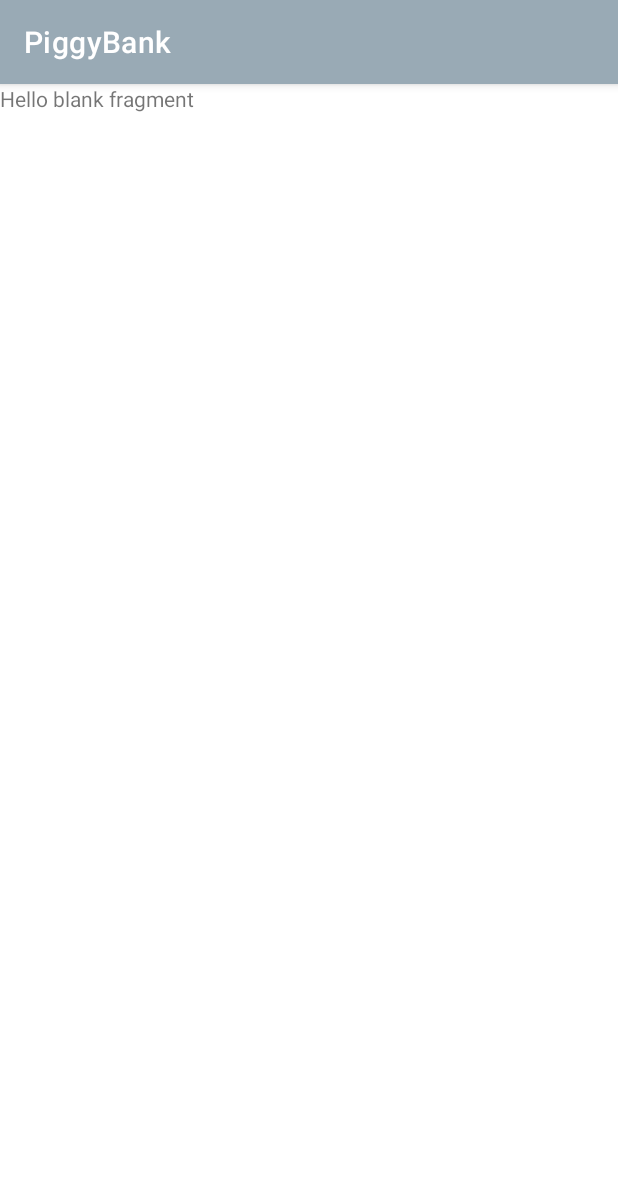
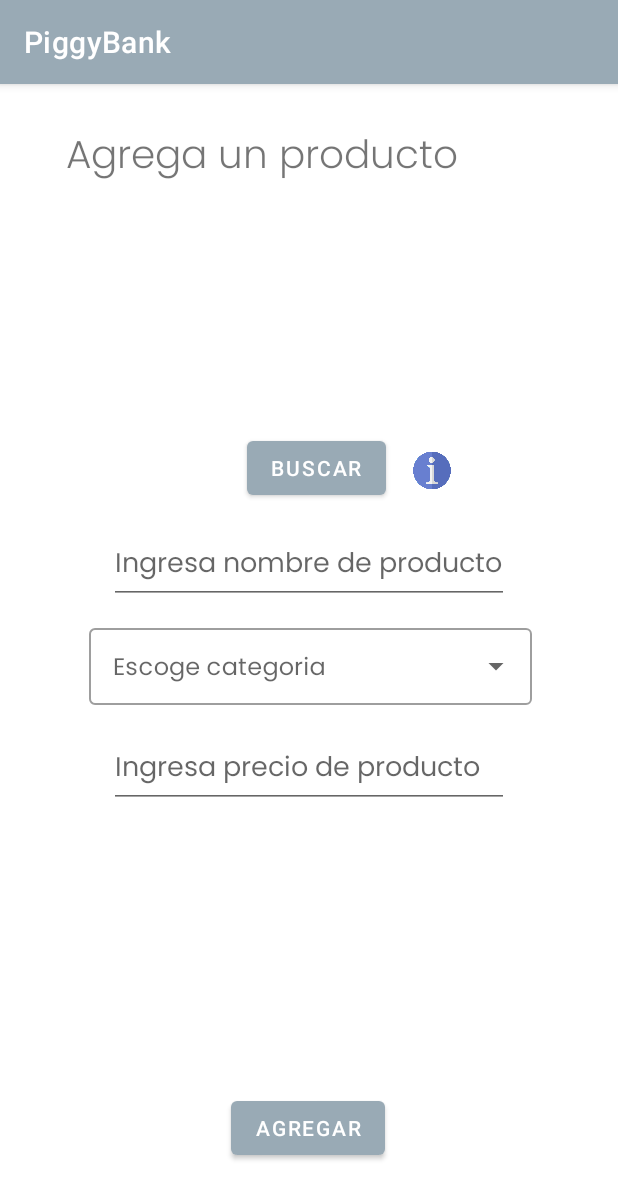
Before and after one commit to itsmonicalara/PiggyBankV2, an Android app: the AnadirProducto screen opened through its navigation route, on a phone screen of 412 x 824 dp. Shown: the top 1199 px of the screen. Run offline under Robolectric (Android 15) with nearby library versions, the phone set to English and light mode, and no system bars; Roboto replaces fonts that are not available here.

Commit message:
Template done

```diff
--- a/app/src/main/java/edu/itesm/piggybank/AnadirProducto.kt
+++ b/app/src/main/java/edu/itesm/piggybank/AnadirProducto.kt
@@ -5,10 +5,14 @@ import androidx.fragment.app.Fragment
 import android.view.LayoutInflater
 import android.view.View
 import android.view.ViewGroup
+import android.widget.ArrayAdapter
+import android.widget.AutoCompleteTextView
+import edu.itesm.piggybank.databinding.FragmentAnadirProductoBinding
 
 
 class AnadirProducto : Fragment() {
 
+    private var binding: FragmentAnadirProductoBinding? = null
 
     override fun onCreate(savedInstanceState: Bundle?) {
         super.onCreate(savedInstanceState)
@@ -18,7 +22,16 @@ class AnadirProducto : Fragment() {
     override fun onCreateView(inflater: LayoutInflater, container: ViewGroup?,
                               savedInstanceState: Bundle?): View? {
         // Inflate the layout for this fragment
-        return inflater.inflate(R.layout.fragment_anadir_producto, container, false)
+        binding = FragmentAnadirProductoBinding.inflate(inflater, container, false)
+        val categories = resources.getStringArray(R.array.categoria)
+        val arrayAdapter = ArrayAdapter(requireContext(), R.layout.list_item, categories)
+        binding!!.autoCompleteTextView3.setAdapter(arrayAdapter)
+        return binding!!.root
+    }
+
+    override fun onDestroyView() {
+        super.onDestroyView()
+        binding = null
     }
 
 
--- a/app/src/main/res/layout/fragment_anadir_producto.xml
+++ b/app/src/main/res/layout/fragment_anadir_producto.xml
@@ -1,14 +1,117 @@
 <?xml version="1.0" encoding="utf-8"?>
 <FrameLayout xmlns:android="http://schemas.android.com/apk/res/android"
+    xmlns:app="http://schemas.android.com/apk/res-auto"
     xmlns:tools="http://schemas.android.com/tools"
     android:layout_width="match_parent"
     android:layout_height="match_parent"
     tools:context=".AnadirProducto">
 
-    <!-- TODO: Update blank fragment layout -->
-    <TextView
+    <androidx.constraintlayout.widget.ConstraintLayout
         android:layout_width="match_parent"
-        android:layout_height="match_parent"
-        android:text="@string/hello_blank_fragment" />
+        android:layout_height="match_parent">
 
+        <TextView
+            android:id="@+id/textView27"
+            android:layout_width="wrap_content"
+            android:layout_height="wrap_content"
+            android:layout_marginStart="44dp"
+            android:layout_marginTop="28dp"
+            android:fontFamily="@font/poppins_light"
+            android:text="Agrega un producto"
+            android:textSize="26sp"
+            app:layout_constraintStart_toStartOf="parent"
+            app:layout_constraintTop_toTopOf="parent" />
+
+
+        <EditText
+            android:id="@+id/productName"
+            android:layout_width="wrap_content"
+            android:layout_height="wrap_content"
+            android:layout_marginTop="296dp"
+            android:ems="10"
+            android:fontFamily="@font/poppins"
+            android:hint="Ingresa nombre de producto"
+            android:inputType="textPersonName"
+            app:layout_constraintEnd_toEndOf="parent"
+            app:layout_constraintStart_toStartOf="parent"
+            app:layout_constraintTop_toTopOf="parent" />
+
+        <Button
+            android:id="@+id/agregarButton"
+            android:layout_width="wrap_content"
+            android:layout_height="wrap_content"
+            android:layout_marginBottom="48dp"
+            android:text="Agregar"
+            app:layout_constraintBottom_toBottomOf="parent"
+            app:layout_constraintEnd_toEndOf="parent"
+            app:layout_constraintHorizontal_bias="0.498"
+            app:layout_constraintStart_toStartOf="parent" />
+
+        <com.google.android.material.textfield.TextInputLayout
+            android:id="@+id/menu"
+            style="@style/Widget.MaterialComponents.TextInputLayout.OutlinedBox.Dense.ExposedDropdownMenu"
+            android:layout_width="295dp"
+            android:layout_height="59dp"
+            android:layout_marginTop="356dp"
+            app:layout_constraintEnd_toEndOf="parent"
+            app:layout_constraintHorizontal_bias="0.508"
+            app:layout_constraintStart_toStartOf="parent"
+            app:layout_constraintTop_toTopOf="parent">
+
+            <AutoCompleteTextView
+                android:id="@+id/autoCompleteTextView3"
+                android:layout_width="match_parent"
+                android:layout_height="51dp"
+                android:layout_weight="1"
+                android:fontFamily="@font/poppins"
+                android:hint="Escoge categoria"
+                android:inputType="none" />
+        </com.google.android.material.textfield.TextInputLayout>
+
+        <ImageView
+            android:id="@+id/albumImage"
+            android:layout_width="wrap_content"
+            android:layout_height="wrap_content"
+            android:layout_marginTop="88dp"
+            app:layout_constraintEnd_toEndOf="parent"
+            app:layout_constraintHorizontal_bias="0.498"
+            app:layout_constraintStart_toStartOf="parent"
+            app:layout_constraintTop_toTopOf="parent"
+            tools:src="@tools:sample/avatars" />
+
+        <Button
+            android:id="@+id/buscarButton"
+            android:layout_width="wrap_content"
+            android:layout_height="wrap_content"
+            android:layout_marginTop="232dp"
+            android:text="Buscar"
+            app:layout_constraintEnd_toEndOf="parent"
+            app:layout_constraintHorizontal_bias="0.515"
+            app:layout_constraintStart_toStartOf="parent"
+            app:layout_constraintTop_toTopOf="parent" />
+
+        <ImageView
+            android:id="@+id/infoImage"
+            android:layout_width="32dp"
+            android:layout_height="27dp"
+            android:layout_marginTop="244dp"
+            android:layout_marginEnd="108dp"
+            android:src="@drawable/new_info"
+            app:layout_constraintEnd_toEndOf="parent"
+            app:layout_constraintTop_toTopOf="parent" />
+
+        <EditText
+            android:id="@+id/editTextNumberDecimal"
+            android:layout_width="wrap_content"
+            android:layout_height="wrap_content"
+            android:layout_marginTop="432dp"
+            android:ems="10"
+            android:fontFamily="@font/poppins"
+            android:hint="Ingresa precio de producto"
+            android:inputType="numberDecimal"
+            app:layout_constraintEnd_toEndOf="parent"
+            app:layout_constraintStart_toStartOf="parent"
+            app:layout_constraintTop_toTopOf="parent" />
+
+    </androidx.constraintlayout.widget.ConstraintLayout>
 </FrameLayout>
--- /dev/null
+++ b/app/src/main/res/layout/list_item.xml
@@ -0,0 +1,8 @@
+<TextView
+    xmlns:android="http://schemas.android.com/apk/res/android"
+    android:layout_width="match_parent"
+    android:layout_height="wrap_content"
+    android:padding="16dp"
+    android:ellipsize="end"
+    android:maxLines="1"
+    android:textAppearance="?attr/textAppearanceSubtitle1"/>
--- a/app/src/main/res/values/strings.xml
+++ b/app/src/main/res/values/strings.xml
@@ -4,4 +4,21 @@
     <string name="hello_blank_fragment">Hello blank fragment</string>
     <string name="open">Open</string>
     <string name="close">Close</string>
+    <string-array name="categoria">
+        <item>Muñecas</item>
+        <item>iPads</item>
+        <item>Guitarra</item>
+        <item>Balones</item>
+        <item>Legos</item>
+        <item>iPhone</item>
+        <item>Rompecabezas</item>
+        <item>Nerf</item>
+        <item>Videojuegos</item>
+        <item>Funko</item>
+        <item>Audifonos</item>
+        <item>Peluches</item>
+        <item>Juegos de mesa</item>
+        <item>Patineta</item>
+        <item>Patines</item>
+    </string-array>
 </resources>
```
Also changed, not shown: app/src/main/res/drawable/new_info.png (added).
